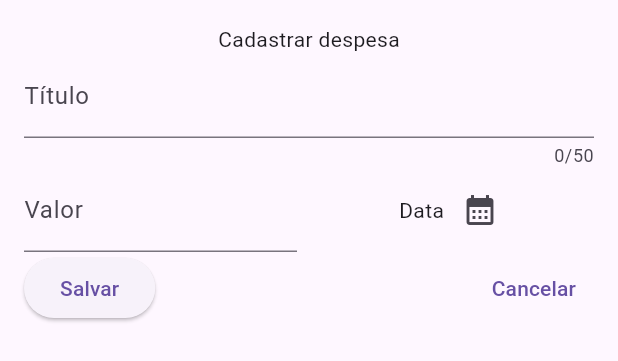
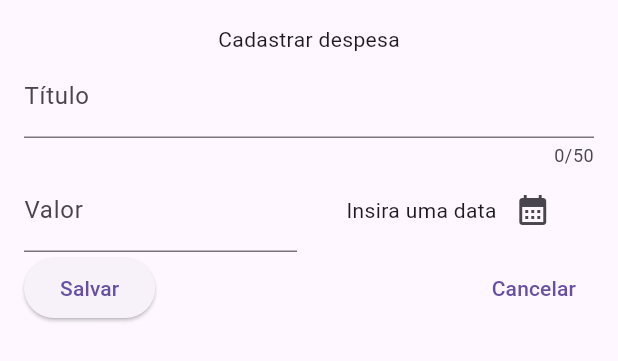
Before and after one commit to Afonso247/impulse, a Flutter app: the NewExpense widget shown alone on an empty page, opened directly, on a phone screen of 412 x 824 dp. Shown: the top 361 px of the screen. Run offline on Flutter 3.47's test engine with Material 3 defaults, Android fonts, the phone set to English and light mode, and no system bars.

Commit message:
feat: insercao do valor de data

```diff
--- a/lib/components/new_expense.dart
+++ b/lib/components/new_expense.dart
@@ -1,5 +1,6 @@
 import 'package:flutter/material.dart';
 import 'package:flutter/services.dart';
+import 'package:intl/intl.dart';
 
 class NewExpense extends StatefulWidget {
   const NewExpense({super.key});
@@ -11,14 +12,19 @@
 class _NewExpenseState extends State<NewExpense> {
   final _titleController = TextEditingController();
   final _amountController = TextEditingController();
+  DateTime? _selectedDate;
 
-  void _presentDatePicker() {
-    showDatePicker(
+  void _presentDatePicker() async {
+    final pickedDate = await showDatePicker(
       context: context,
       initialDate: DateTime.now(),
       firstDate: DateTime(2024),
       lastDate: DateTime.now(),
     );
+
+    setState(() {
+      _selectedDate = pickedDate;
+    });
   }
 
   @override
@@ -64,7 +70,14 @@
                   mainAxisAlignment: MainAxisAlignment.center,
                   crossAxisAlignment: CrossAxisAlignment.center,
                   children: [
-                    const Text('Data'),
+                    Flexible(
+                      child: Text(
+                        _selectedDate == null
+                            ? 'Insira uma data'
+                            : DateFormat('dd/MM/yyyy').format(_selectedDate!),
+                        overflow: TextOverflow.ellipsis,
+                      ),
+                    ),
                     IconButton(
                       onPressed: _presentDatePicker,
                       icon: const Icon(Icons.calendar_month),
```
